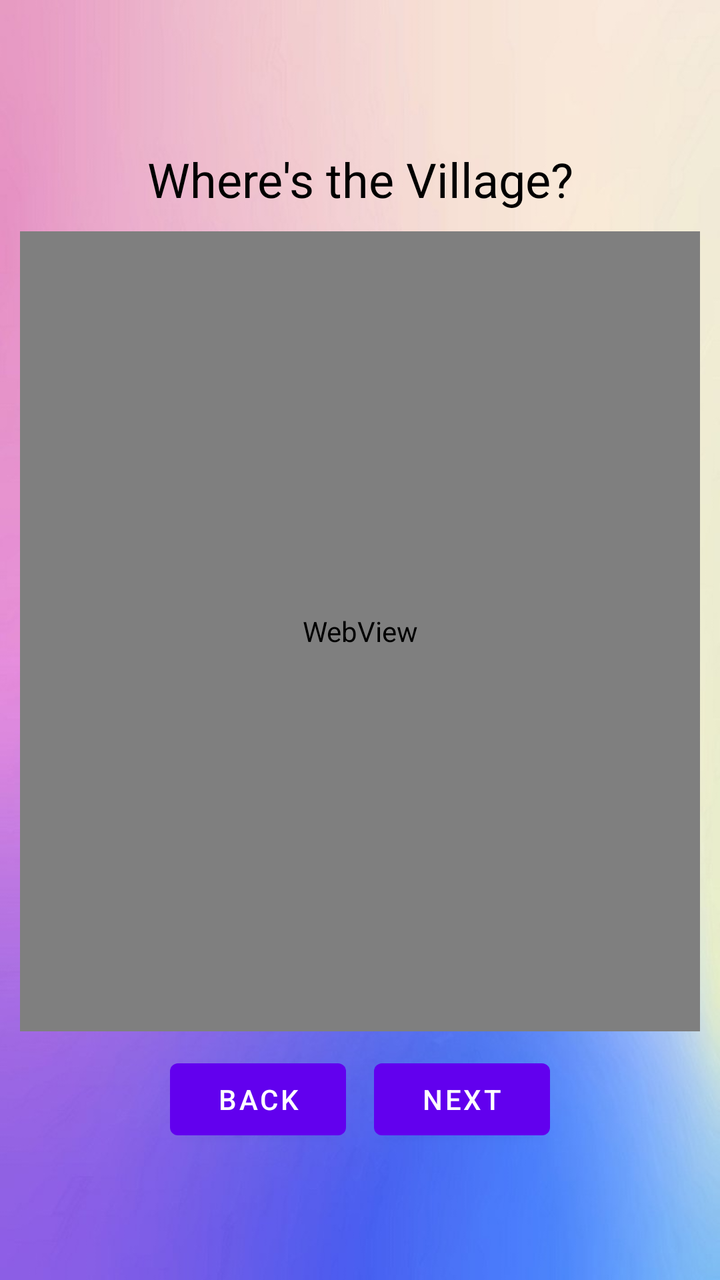
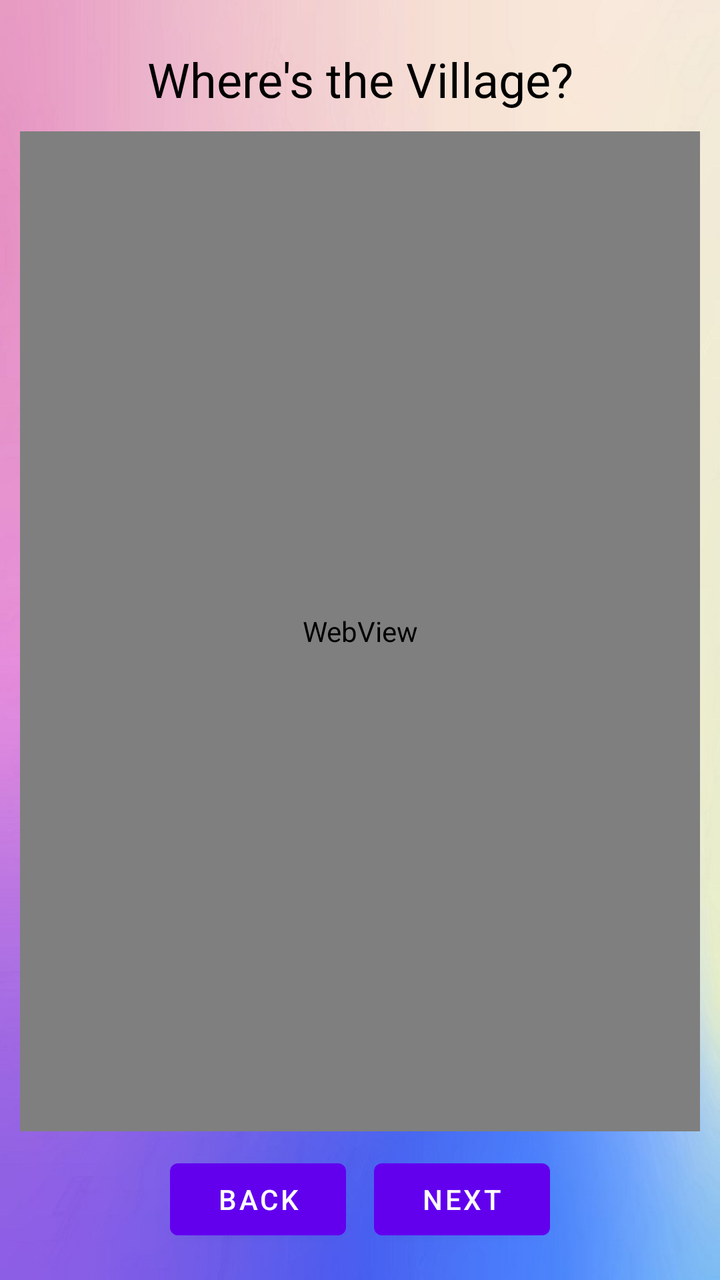

An Android layout rendered at two revisions. The XML below is the earlier revision; the diff shows what the commit changed to produce the second picture.
<!-- AndroidManifest.xml: application theme Theme.PuzzleReminder -->
<!-- res/layout/activity_web.xml -->
<?xml version="1.0" encoding="utf-8"?>
<LinearLayout xmlns:android="http://schemas.android.com/apk/res/android"
    xmlns:app="http://schemas.android.com/apk/res-auto"
    xmlns:tools="http://schemas.android.com/tools"
    android:id="@+id/w_main"
    android:layout_width="match_parent"
    android:layout_height="match_parent"
    android:background="@drawable/background"
    android:gravity="center"
    android:orientation="vertical"
    android:padding="10dp"
    tools:context=".WebActivity">

    <TextView
        android:id="@+id/w_tv_title"
        android:layout_width="match_parent"
        android:layout_height="wrap_content"
        android:layout_marginTop="7dp"
        android:layout_marginBottom="10dp"
        android:text="@string/p_name_1"
        android:textAlignment="center"
        android:textColor="@color/black"
        android:textSize="24sp"
        android:textStyle="normal" />

    <WebView
        android:id="@+id/w_browser"
        android:layout_width="match_parent"
        android:layout_height="400dp" />

    <LinearLayout
        android:layout_width="wrap_content"
        android:layout_height="wrap_content"
        android:layout_marginTop="10dp"
        android:orientation="horizontal">

        <Button
            android:id="@+id/w_button_back"
            android:layout_width="wrap_content"
            android:layout_height="wrap_content"
            android:layout_marginRight="14dp"
            android:layout_weight="1"
            android:text="@string/w_back" />

        <Button
            android:id="@+id/w_button_next"
            android:layout_width="wrap_content"
            android:layout_height="wrap_content"
            android:layout_weight="1"
            android:text="@string/w_next" />
    </LinearLayout>
</LinearLayout>
<!-- resources referenced by this layout -->
<resources>
  <color name="black">#FF000000</color>
  <!-- drawable background: png bitmap (drawable, 302929 bytes) -->
  <string name="p_name_1">Where\'s the Village?</string>
  <string name="w_back">Back</string>
  <string name="w_next">Next</string>
  <style name="Theme.PuzzleReminder" parent="Theme.MaterialComponents.DayNight.NoActionBar">
          
          <item name="colorPrimary">@color/purple_500</item>
          <item name="colorPrimaryVariant">@color/purple_700</item>
          <item name="colorOnPrimary">@color/white</item>
          
          <item name="colorSecondary">@color/teal_200</item>
          <item name="colorSecondaryVariant">@color/teal_700</item>
          <item name="colorOnSecondary">@color/black</item>
          
          <item name="android:statusBarColor">?attr/colorPrimaryVariant</item>
          
      </style>
  <color name="purple_500">#FF6200EE</color>
  <color name="purple_700">#FF3700B3</color>
  <color name="white">#FFFFFF</color>
  <color name="teal_200">#FF03DAC5</color>
  <color name="teal_700">#FF018786</color>
</resources>

<!-- the commit's change to res/layout/activity_web.xml (unified diff, before → after) -->
@@ -26,7 +26,7 @@
     <WebView
         android:id="@+id/w_browser"
         android:layout_width="match_parent"
-        android:layout_height="400dp" />
+        android:layout_height="500dp" />
 
     <LinearLayout
         android:layout_width="wrap_content"
